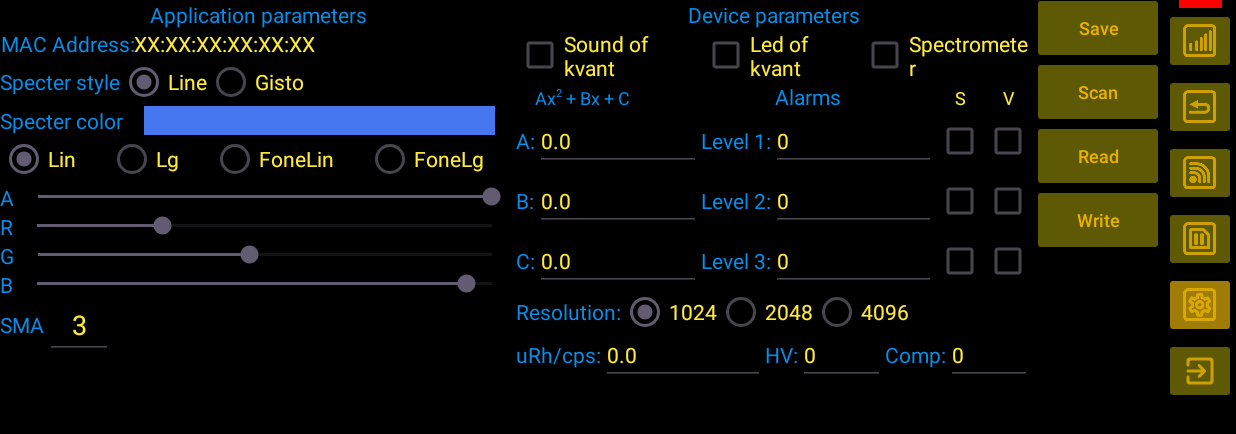
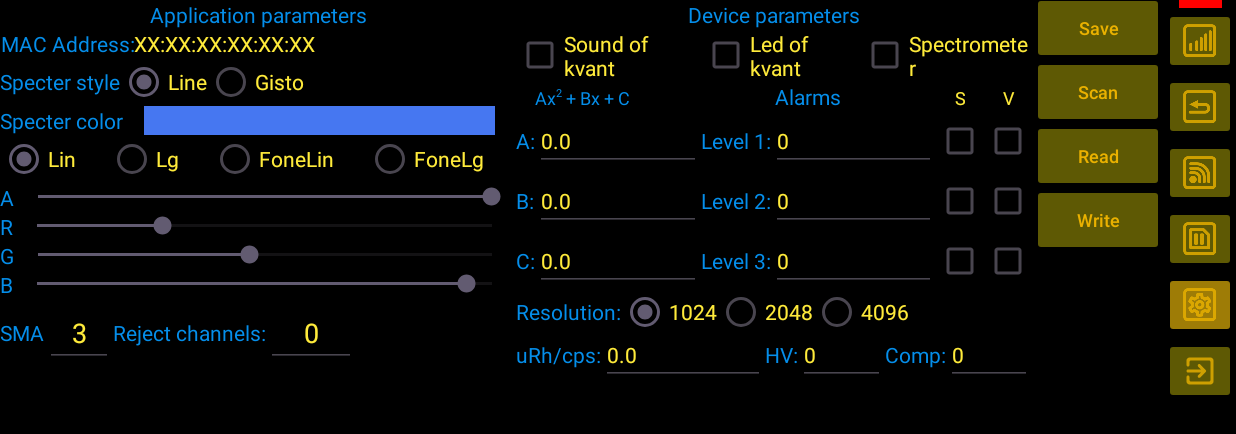
Before and after one commit to Maniak003/BluZ, an Android app: the screen it shows after launch (MainActivity), on a phone screen of 824 x 412 dp (held sideways). Shown: the top 434 px of the screen. Run offline under Robolectric (Android 15) with nearby library versions, the light colour scheme and no system bars.

Commit message:
изменено:      Android/BluZ_v1/.idea/deploymentTargetSelector.xml 	изменено:      Android/BluZ_v1/app/src/main/java/ru/starline/bluz/MainActivity.kt 	изменено:      Android/BluZ_v1/app/src/main/java/ru/starline/bluz/NumberFragment.kt 	изменено:      Android/BluZ_v1/app/src/main/java/ru/starline/bluz/drawSpecter.kt 	изменено:      Android/BluZ_v1/app/src/main/java/ru/starline/bluz/globalObj.kt 	изменено:      Android/BluZ_v1/app/src/main/res/layout/setup_layout.xml 	изменено:      Android/BluZ_v1/app/src/main/res/values/strings.xml 	изменено:      stm32cubeide/BluZ_v1/BluZ_v1.ioc 	изменено:      stm32cubeide/BluZ_v1/Core/Inc/app_conf.h 	изменено:      stm32cubeide/BluZ_v1/Core/Src/main.c 	изменено:      stm32cubeide/BluZ_v1/Core/Src/stm32wbaxx_it.c 	изменено:      stm32cubeide/BluZ_v1/Release/BluZ_v1.hex 	изменено:      stm32cubeide/BluZ_v1/Release/BluZ_v1.list 	изменено:      stm32cubeide/BluZ_v1/Release/BluZ_v1.map 	изменено:      stm32cubeide/BluZ_v1/Release/Core/Src/app_entry.d 	удалено:       stm32cubeide/BluZ_v1/Release/Core/Src/system_stm32wbaxx.cyclo 	удалено:       stm32cubeide/BluZ_v1/Release/Core/Src/system_stm32wbaxx.o 	удалено:       stm32cubeide/BluZ_v1/Release/Core/Src/system_stm32wbaxx.su 	изменено:      stm32cubeide/BluZ_v1/Release/STM32_WPAN/Target/linklayer_plat.d

```diff
--- a/Android/BluZ_v1/app/src/main/java/ru/starline/bluz/MainActivity.kt
+++ b/Android/BluZ_v1/app/src/main/java/ru/starline/bluz/MainActivity.kt
@@ -49,6 +49,7 @@ public const val propLedKvant: String = "LedKvant"
 public const val propResolution: String = "Resolution"
 public const val propStartSpectrometr: String = "AutoStartSpectrometr"
 public const val propSMAWindow: String = "SMAWindow"
+public const val propRejectCann: String = "RejectConn"
 
 
 //public lateinit var mainContext: Context
@@ -201,6 +202,8 @@ public class MainActivity : FragmentActivity() {
 
         /* Тип графика спектра: линейный, гистограмма */
         GO.specterGraphType = GO.PP.getPropInt(propSpectrGraphType)
+        GO.rejectChann = GO.PP.getPropInt(propRejectCann)
+        //Log.d("BluZ-BT", "Reject chann: " +GO.rejectCann )
         GO.BTT = BluetoothInterface(GO.indicatorBT)
         /*
         *       Параметры прибора
--- a/Android/BluZ_v1/app/src/main/java/ru/starline/bluz/NumberFragment.kt
+++ b/Android/BluZ_v1/app/src/main/java/ru/starline/bluz/NumberFragment.kt
@@ -336,6 +336,7 @@ class NumberFragment : Fragment() {
                 val editComparator: EditText = view.findViewById(R.id.editComparator)
                 val cbSpectrometr: CheckBox = view.findViewById(R.id.CBSpectrometer)
                 val editSMA: EditText = view.findViewById(R.id.editTextSMAWindow)
+                val editRejectChann: EditText = view.findViewById(R.id.editTextRejectCann)
 
                 when (GO.specterGraphType) {
                     0 -> rbLineSpectr.isChecked = true
@@ -346,6 +347,7 @@ class NumberFragment : Fragment() {
                 cbSoundKvant.isChecked = GO.propSoundKvant              // Звук прихода частицы
                 cbLedKvant.isChecked = GO.propLedKvant                  // Подсветка прихода частицы
                 cbSpectrometr.isChecked = GO.propAutoStartSpectrometr   // Запуск набора спектра при включении прибора
+                editRejectChann.setText(GO.rejectChann.toString())       // Количество не отображаемых каналов от начала
 
                 /* Разрешение в конфигурации */
                 when (GO.spectrResolution) {
@@ -423,6 +425,9 @@ class NumberFragment : Fragment() {
                 btnSaveSetup.setOnClickListener {
                     /* Сохраняем MAC адрес */
                     GO.LEMAC = GO.textMACADR.text.toString()
+                    GO.rejectChann = editRejectChann.text.toString().toInt();
+                    //Log.d("BluZ-BT", "Reject chann: " + GO.rejectChann )
+                    GO.PP.setPropInt(propRejectCann, GO.rejectChann)                     // Сохраним количество не отображаемых каналов
                     GO.PP.setPropStr(propADDRESS, GO.LEMAC)                             // Сохраним MAC адрес устройства
                     GO.PP.setPropInt(propColorSpecterLin, GO.ColorLin)                  // Сохраним цвет линейного графика
                     GO.PP.setPropInt(propColorSpecterLog, GO.ColorLog)                  // Сохраним цвет логарифмического графика
--- a/Android/BluZ_v1/app/src/main/java/ru/starline/bluz/globalObj.kt
+++ b/Android/BluZ_v1/app/src/main/java/ru/starline/bluz/globalObj.kt
@@ -66,6 +66,7 @@ class globalObj {
     public var battLevel: Float = 0.0f              // Уровень батареии
     public var tempMC: Float = 0.0f                 // Температура МК
     public var pulsePerSec: UInt = 0u               // CPS за короткий интервал.
+    public var rejectChann: Int = 10                 // Количество каналов от начала, не отображаемых на гистограмме
 
     /* Параметры для хранения в приборе */
     public var propSoundKvant: Boolean = false      // Озвучка прихода частицы
--- a/Android/BluZ_v1/app/src/main/res/layout/setup_layout.xml
+++ b/Android/BluZ_v1/app/src/main/res/layout/setup_layout.xml
@@ -306,6 +306,31 @@
                         android:text="5"
                         android:textAlignment="center"
                         android:textColor="@color/editTextColor" />
+
+                    <TextView
+                        android:id="@+id/textView12"
+                        android:layout_width="wrap_content"
+                        android:layout_height="wrap_content"
+                        android:layout_weight="0"
+                        android:text="@string/textRejectChann"
+                        android:textColor="@color/labelTextColor" />
+
+                    <EditText
+                        android:id="@+id/editTextRejectCann"
+                        android:layout_width="60dp"
+                        android:layout_height="wrap_content"
+                        android:layout_weight="0"
+                        android:ems="10"
+                        android:inputType="number"
+                        android:text="10"
+                        android:textAlignment="center"
+                        android:textColor="@color/editTextColor" />
+
+                    <Space
+                        android:layout_width="wrap_content"
+                        android:layout_height="wrap_content"
+                        android:layout_weight="0" />
+
                 </LinearLayout>
 
             </LinearLayout>
--- a/Android/BluZ_v1/app/src/main/res/values/strings.xml
+++ b/Android/BluZ_v1/app/src/main/res/values/strings.xml
@@ -49,6 +49,7 @@
     <string name="textSMA">SMA</string>
     <string name="textHVoltage">HV:</string>
     <string name="textComparator">Comp:</string>
+    <string name="textRejectChann">Reject channels:</string>
     <string name="textCPS2RH">uRh/cps:</string>
     <string name="textTmp1">Total:0000000(100.00%) AvgCPS:000000.00</string>
     <string name="textTmp2">00 C 0.00v Time:00:00:00:00</string>
```
Also changed, not shown: Android/BluZ_v1/app/src/main/java/ru/starline/bluz/drawSpecter.kt (+7 -2 lines), 12 other files.
